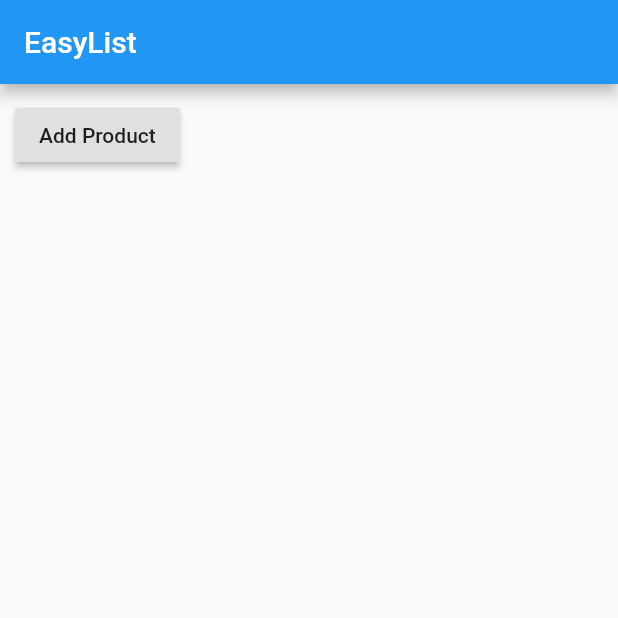
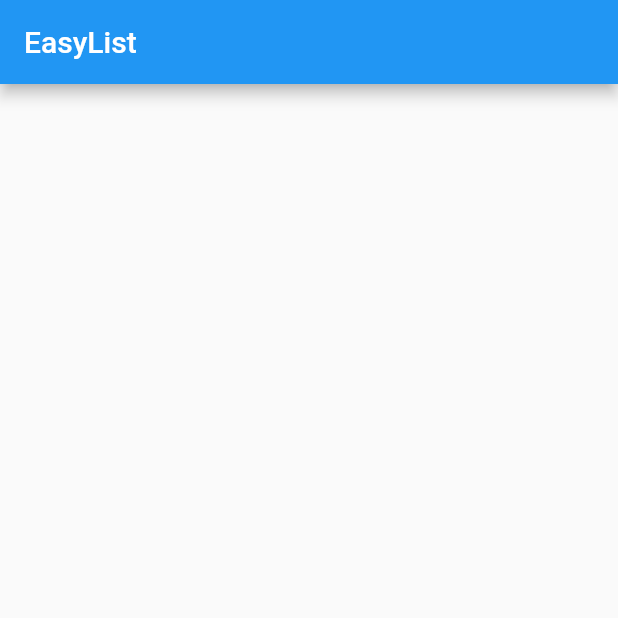
Before and after one commit to thdang1009/simple_app, a Flutter app: the screen it shows after launch, on a phone screen of 412 x 824 dp, the top half of it. Run offline on Flutter 3.47's test engine with Material 2 defaults, Android fonts, the phone set to English and light mode, and no system bars.

```diff
--- a/lib/main.dart
+++ b/lib/main.dart
@@ -35,15 +35,7 @@ class _MyHomePageState extends State<MyHomePage> {
         title: Text(widget.title),
       ),
       body: Column(
-        children: [
-          Container(
-            margin: EdgeInsets.all(10.0),
-            child: RaisedButton(
-              onPressed: () {},
-              child: Text('Add Product'),
-            ),
-          ),
-        ],
+        children: [],
       ),
     );
   }
--- a/lib/products.dart
+++ b/lib/products.dart
@@ -1,5 +1,5 @@
 import 'package:flutter/material.dart';
-import '../model/product.dart';
+import 'package:simple_app/model/product.dart';
 
 class Products extends StatelessWidget {
   List<Product> products = [
```
Also changed, not shown: lib/product_manager.dart (+21 -0 lines), 1 other file.
